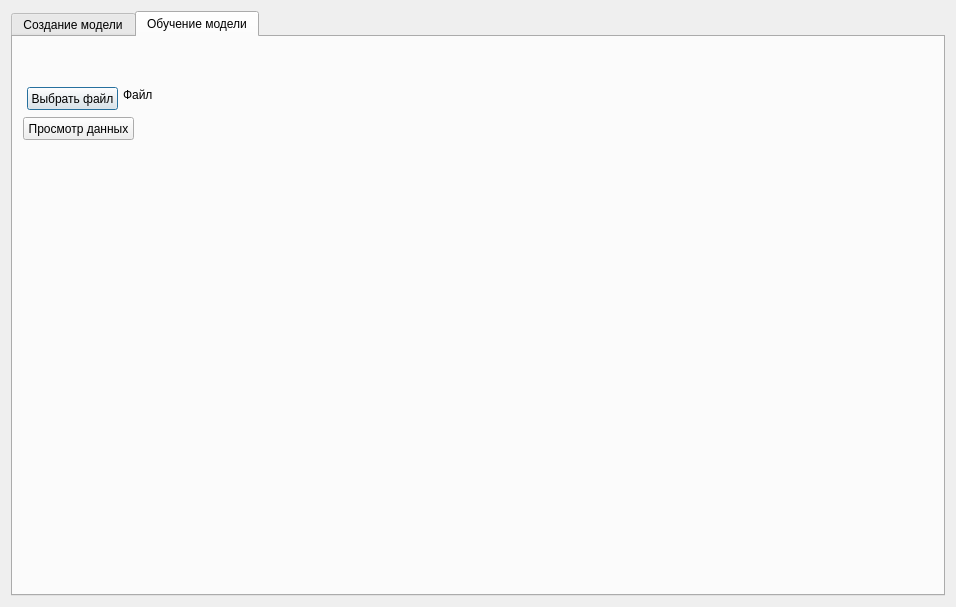
Qt form ui/ui/nn_creator.ui (Ivanestver/NomogrammsCalculator) before a commit.
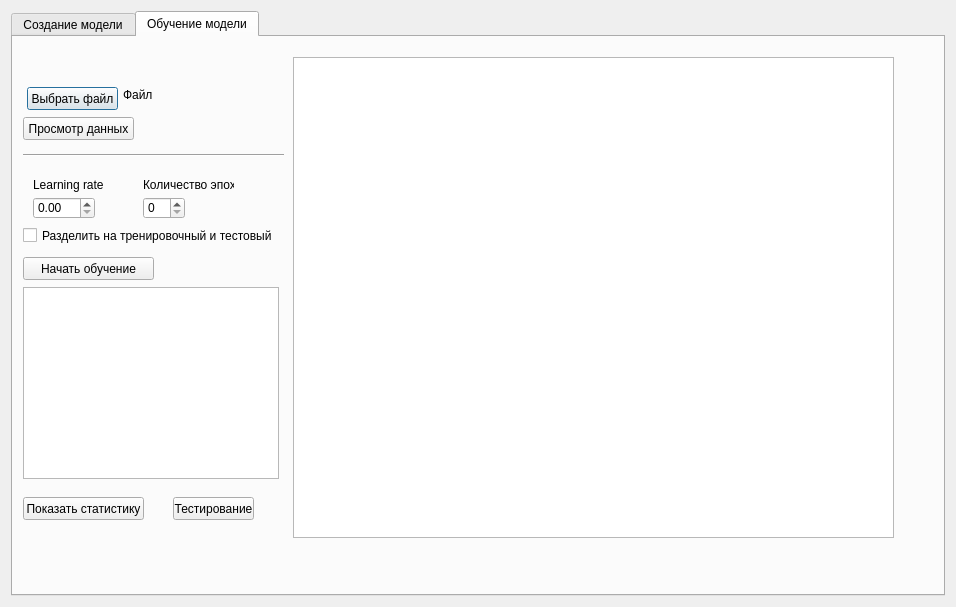
The same form after that commit.

Commit message: add learning a model

```diff
--- a/ui/ui/nn_creator.ui
+++ b/ui/ui/nn_creator.ui
@@ -203,6 +203,137 @@
         <string>Просмотр данных</string>
        </property>
       </widget>
+      <widget class="QDoubleSpinBox" name="lrSpinBox">
+       <property name="geometry">
+        <rect>
+         <x>20</x>
+         <y>160</y>
+         <width>62</width>
+         <height>22</height>
+        </rect>
+       </property>
+      </widget>
+      <widget class="QLabel" name="label_5">
+       <property name="geometry">
+        <rect>
+         <x>20</x>
+         <y>140</y>
+         <width>131</width>
+         <height>16</height>
+        </rect>
+       </property>
+       <property name="text">
+        <string>Learning rate</string>
+       </property>
+      </widget>
+      <widget class="QSpinBox" name="epochsCountSpinBox">
+       <property name="geometry">
+        <rect>
+         <x>130</x>
+         <y>160</y>
+         <width>42</width>
+         <height>22</height>
+        </rect>
+       </property>
+      </widget>
+      <widget class="QLabel" name="label_6">
+       <property name="geometry">
+        <rect>
+         <x>130</x>
+         <y>140</y>
+         <width>91</width>
+         <height>16</height>
+        </rect>
+       </property>
+       <property name="text">
+        <string>Количество эпох</string>
+       </property>
+      </widget>
+      <widget class="QGraphicsView" name="lossGraphicsView">
+       <property name="geometry">
+        <rect>
+         <x>280</x>
+         <y>20</y>
+         <width>601</width>
+         <height>481</height>
+        </rect>
+       </property>
+      </widget>
+      <widget class="QCheckBox" name="splitCheckBox">
+       <property name="geometry">
+        <rect>
+         <x>10</x>
+         <y>190</y>
+         <width>261</width>
+         <height>17</height>
+        </rect>
+       </property>
+       <property name="text">
+        <string>Разделить на тренировочный и тестовый</string>
+       </property>
+      </widget>
+      <widget class="QPushButton" name="startLearningBtn">
+       <property name="geometry">
+        <rect>
+         <x>10</x>
+         <y>220</y>
+         <width>131</width>
+         <height>23</height>
+        </rect>
+       </property>
+       <property name="text">
+        <string>Начать обучение</string>
+       </property>
+      </widget>
+      <widget class="QPushButton" name="showStatBtn">
+       <property name="geometry">
+        <rect>
+         <x>10</x>
+         <y>460</y>
+         <width>121</width>
+         <height>23</height>
+        </rect>
+       </property>
+       <property name="text">
+        <string>Показать статистику</string>
+       </property>
+      </widget>
+      <widget class="QPushButton" name="testBtn">
+       <property name="geometry">
+        <rect>
+         <x>160</x>
+         <y>460</y>
+         <width>81</width>
+         <height>23</height>
+        </rect>
+       </property>
+       <property name="text">
+        <string>Тестирование</string>
+       </property>
+      </widget>
+      <widget class="Line" name="line">
+       <property name="geometry">
+        <rect>
+         <x>10</x>
+         <y>110</y>
+         <width>261</width>
+         <height>16</height>
+        </rect>
+       </property>
+       <property name="orientation">
+        <enum>Qt::Horizontal</enum>
+       </property>
+      </widget>
+      <widget class="QListWidget" name="logListWidget">
+       <property name="geometry">
+        <rect>
+         <x>10</x>
+         <y>250</y>
+         <width>256</width>
+         <height>192</height>
+        </rect>
+       </property>
+      </widget>
      </widget>
     </widget>
    </item>
```
The commit also changes 8 other files.
